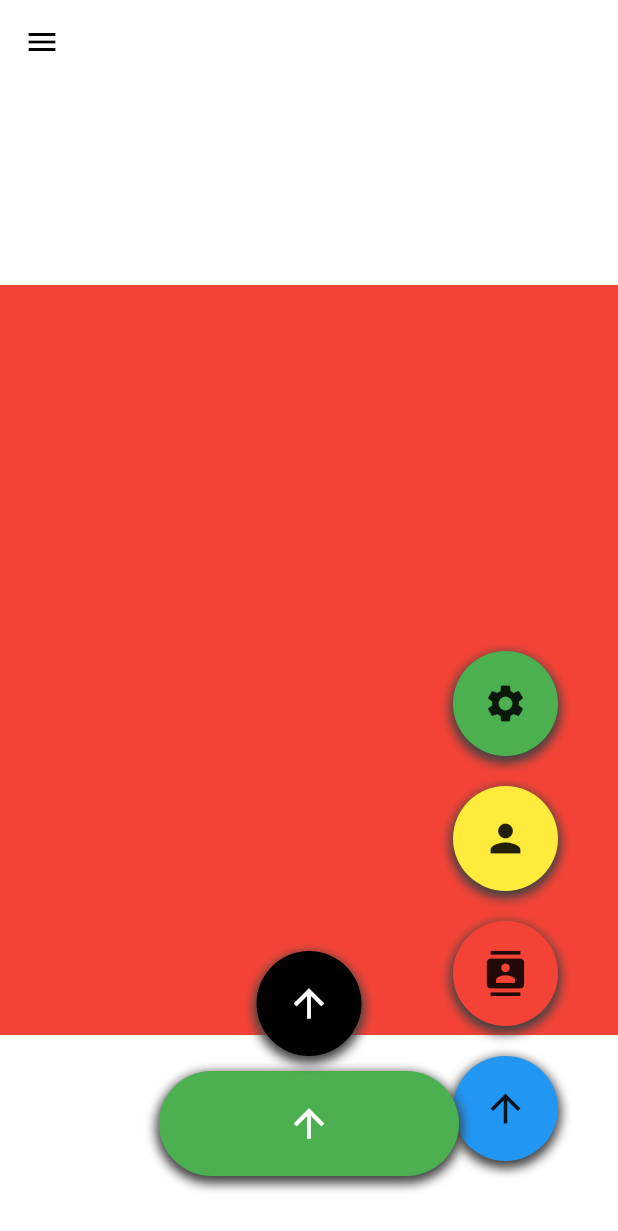
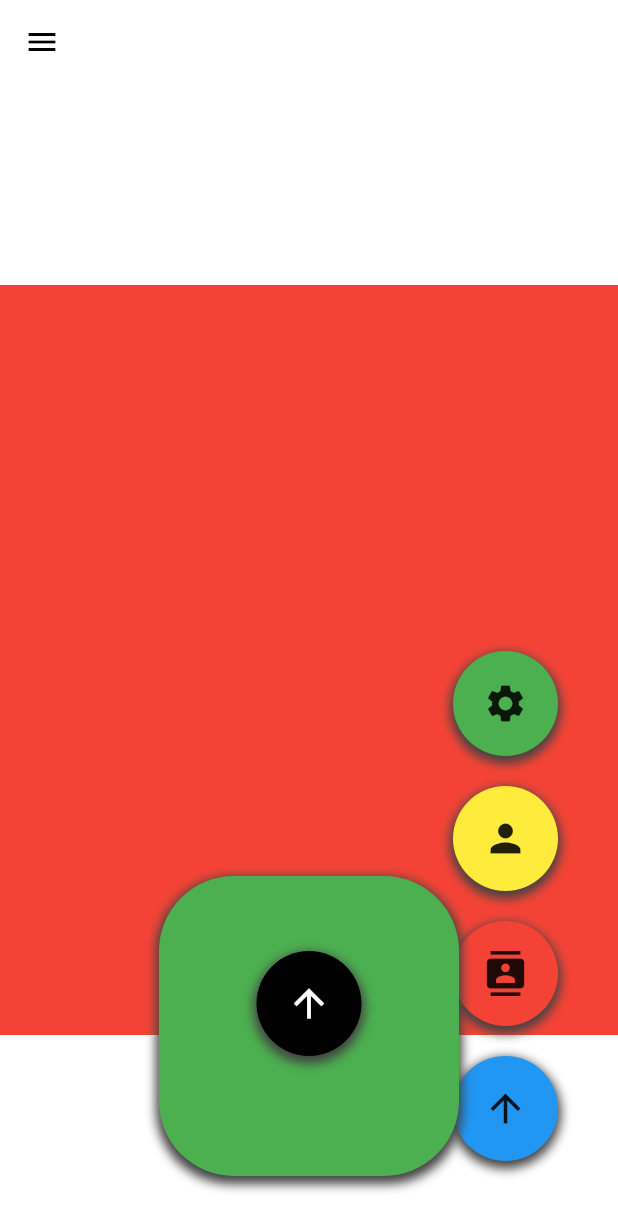
Before and after one commit to beidemichael/movingApp, a Flutter app: the Home screen opened directly, on a phone screen of 412 x 824 dp. Shown: the top 1231 px of the screen. Run offline on Flutter 3.47's test engine with Material 2 defaults, Android fonts, the phone set to English and light mode, and no system bars.

Commit message:
Change height

```diff
--- a/lib/home.dart
+++ b/lib/home.dart
@@ -138,7 +138,7 @@ class _HomeState extends State<Home> {
               },
               child: Center(
                 child: Container(
-                  height: 70,
+                  height: 200,
                   width: 200,
                   decoration: BoxDecoration(
                     color: Colors.green,
--- a/pubspec.yaml
+++ b/pubspec.yaml
@@ -30,7 +30,7 @@ environment:
 dependencies:
   flutter:
     sdk: flutter
-  flutter_native_splash: ^2.3.1
+  flutter_native_splash:
 
 
   # The following adds the Cupertino Icons font to your application.
```
Also changed, not shown: pubspec.lock.
